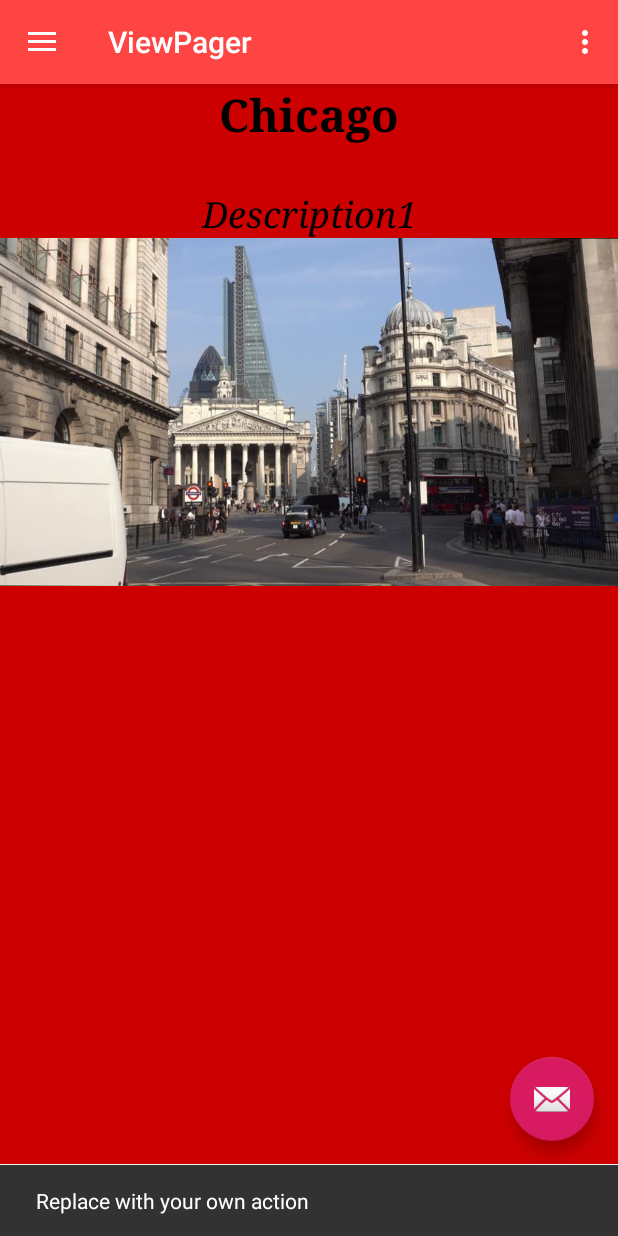
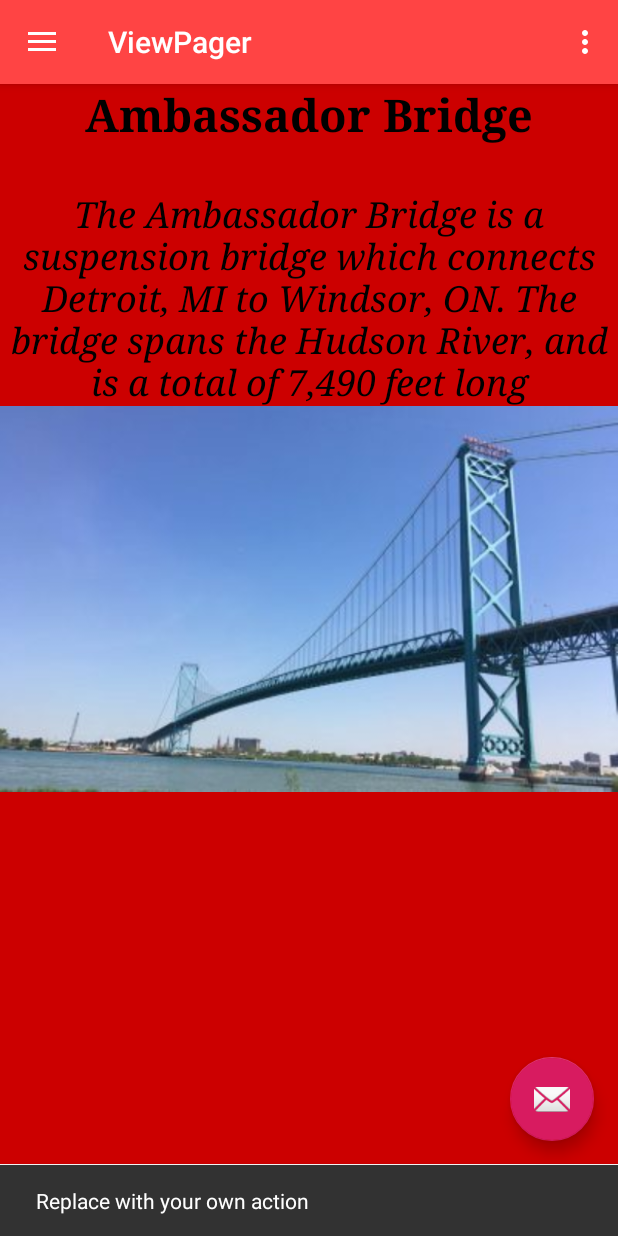
Before and after one commit to josephbumbacco/TouristApp, an Android app: the screen it shows after launch (MainActivity), after a tap on an icon or button, on a phone screen of 412 x 824 dp. Run offline under Robolectric (Android 15) with nearby library versions, the phone set to English and light mode, and no system bars; our stand-ins replace navigation-ui.

Commit message:
#4 - ViewPager Added in geoLocation Variable which stores location data Added proper Location Names, Descriptions, and Images for Locations

```diff
--- a/app/src/main/java/com/example/touristapp/LocationsFragment.java
+++ b/app/src/main/java/com/example/touristapp/LocationsFragment.java
@@ -69,6 +69,10 @@ public class LocationsFragment extends Fragment {
             if (mParam3 != null) {
                 locationDetails.setText(mParam3);
             }
+
+
+
+
             return view;
 
         }
--- a/app/src/main/java/com/example/touristapp/ViewPager.java
+++ b/app/src/main/java/com/example/touristapp/ViewPager.java
@@ -1,6 +1,8 @@
 package com.example.touristapp;
 
 
+import android.content.Intent;
+import android.net.Uri;
 import android.os.Bundle;
 
 import androidx.fragment.app.Fragment;
@@ -18,6 +20,7 @@ import android.widget.Button;
  */
 public class ViewPager extends Fragment {
 
+    public String geoCoordinate;
 
     public ViewPager() {
         // Required empty public constructor
@@ -50,22 +53,25 @@ public class ViewPager extends Fragment {
         @Override
         public Fragment getItem(int position) {
             switch (position){
-                case 0: return LocationsFragment.newInstance(R.drawable.city1, "Chicago", "Description1");
-                case 1: return LocationsFragment.newInstance(R.drawable.city2,"Rome","Description2");
-                case 2: return LocationsFragment.newInstance(R.drawable.city3,"Greece", "Description3");
-                case 3: return LocationsFragment.newInstance(R.drawable.city1,"Spain","Description4");
-                case 4: return LocationsFragment.newInstance(R.drawable.city2,"Rio","Description5" );
-                case 5: return LocationsFragment.newInstance(R.drawable.city3,"Japan", "Description6");
-                case 6: return LocationsFragment.newInstance(R.drawable.city2,"China","Description7");
-                case 7: return LocationsFragment.newInstance(R.drawable.city1,"Canada","Description8");
+                case 0: geoCoordinate ="google.navigation:q=42.311065, -83.068843&mode=w"; return LocationsFragment.newInstance(R.drawable.bridge
+                        , "Ambassador Bridge"
+                        , "The Ambassador Bridge is a suspension bridge which connects Detroit, MI to Windsor, ON. The bridge spans the Hudson River, and is a total of 7,490 feet long");
+                case 1: geoCoordinate ="google.navigation:q=42.295257, -83.022749&mode=w"; return LocationsFragment.newInstance(R.drawable.jacksonpark
+                        ,"Jackson Park"
+                        ,"Jackson Park is a park which contains many  Memorials including both a World War II and Korean War Memorial. Jackson park also contains a wide variety of plants and vegetation");
+                case 2: geoCoordinate ="google.navigation:q=42.319895, -83.041199&mode=w"; return LocationsFragment.newInstance(R.drawable.gardens
+                        ,"Dieppe Gardens"
+                        , "Dieppe Garden is a riverfront park containing many Memorials to the Essex-Kent Scottish Regiment.");
+                case 3: geoCoordinate ="google.navigation:q=42.317968, -83.009958&mode=w"; return LocationsFragment.newInstance(R.drawable.willistead
+                        ,"Willistead Park"
+                        ,"Willistead Park is a park located in the Walkerville area of Windsor. This park contains over 300 trees, including Windsor's only persimmon, a tree native to the southern United States.");
 
-
-                default: return LocationsFragment.newInstance(R.drawable.city1,"ERROR", "ERROR");
+                default: return LocationsFragment.newInstance(R.drawable.bridge,"ERROR", "ERROR");
             }
         }
         @Override
         public int getCount() {
-            return 7;
+            return 4;
         }
     }
 }
--- a/app/src/main/res/layout/fragment_locations.xml
+++ b/app/src/main/res/layout/fragment_locations.xml
@@ -37,6 +37,8 @@
         android:layout_height="wrap_content"
         android:adjustViewBounds="true"
         android:cropToPadding="false"
-        android:src="@drawable/city1" />
+        android:src="@drawable/bridge"
+        app:srcCompat="@drawable/bridge"
+        tools:srcCompat="@drawable/bridge" />
 
 </LinearLayout>
--- a/app/src/main/res/layout/listview_item.xml
+++ b/app/src/main/res/layout/listview_item.xml
@@ -36,7 +36,7 @@
         android:adjustViewBounds="true"
         android:cropToPadding="true"
         android:paddingTop="10dp"
-        app:srcCompat="@drawable/city1" />
+        app:srcCompat="@drawable/bridge" />
 
     <TextView
         android:id="@+id/bottomText"
```
Also changed, not shown: app/src/main/res/drawable-v21/bridge.jpg (added), app/src/main/res/drawable-v21/gardens.jpg (added), app/src/main/res/drawable-v21/jacksonpark.jpg (added), app/src/main/res/drawable-v21/willistead.jpg (added), app/src/main/res/drawable-v24/city1.jpg (deleted), app/src/main/res/drawable-v24/city2.jpg (deleted), app/src/main/res/drawable-v24/city3.jpg (deleted).
